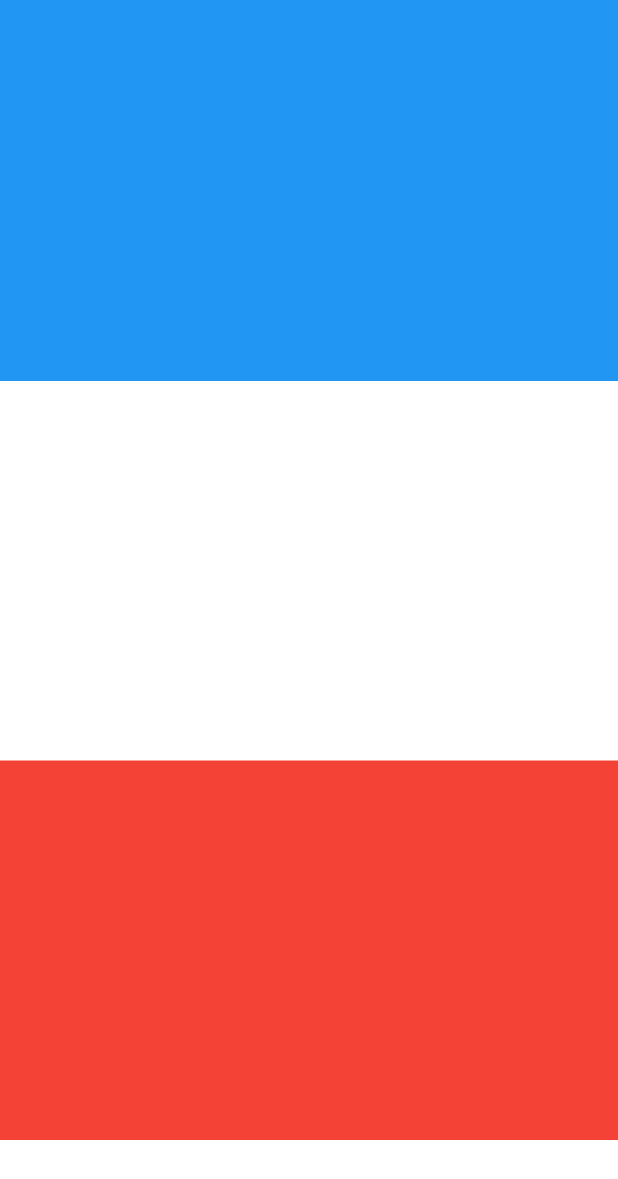
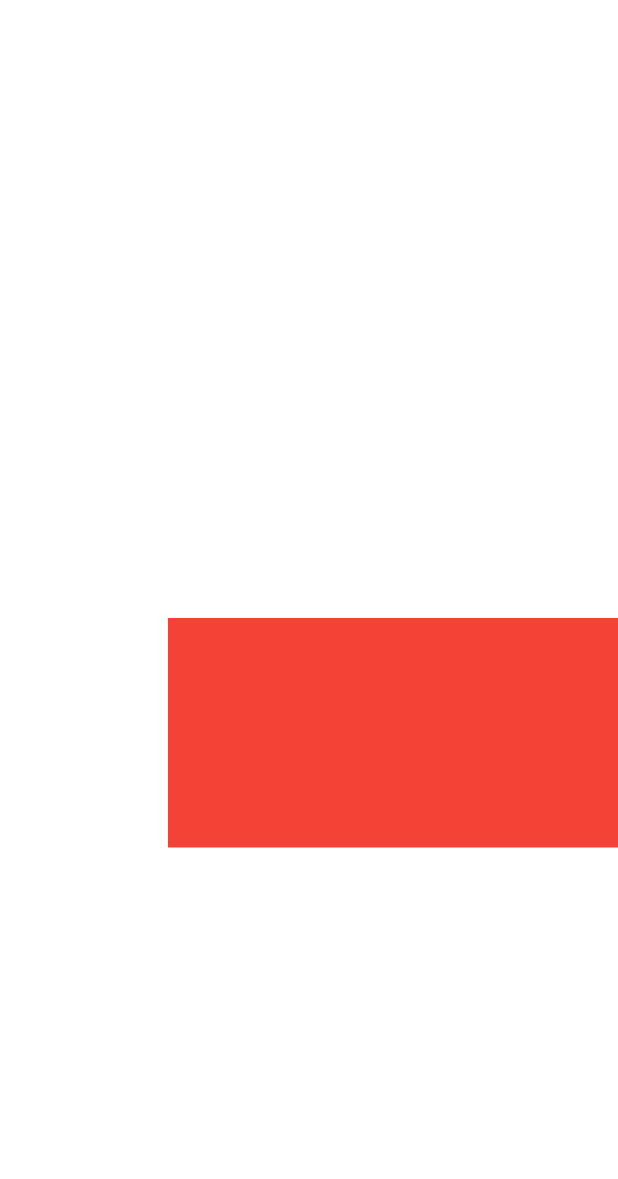
Before and after one commit to xFelipe/estudos-flutter-1, a Flutter app: the screen it shows after launch, on a phone screen of 412 x 824 dp. Shown: the top 1179 px of the screen. Run offline on Flutter 3.47's test engine with Material 2 defaults, Android fonts, the phone set to English and light mode, and no system bars.

Commit message:
Uso de colunas

```diff
--- a/lib/main.dart
+++ b/lib/main.dart
@@ -15,38 +15,20 @@ class MyApp extends StatelessWidget {
         theme: ThemeData(
           primarySwatch: Colors.blue,
         ),
-        home: Stack(
+        home: Column(
+          mainAxisAlignment: MainAxisAlignment.center,  // Eixo Y, que nesse caso é o eixo principal da Column
+          crossAxisAlignment: CrossAxisAlignment.end, // Eixo X, que nesse caso é o eixo secundário
           children: [
-            Stack(
-              alignment: AlignmentDirectional.topCenter,
-              children: [
-                Container(
-                  color: Colors.red,
-                  width: 500,
-                  height: 760,
-                ),
-              ],
+            Container(
+              color: Colors.white,
+              width: 200,
+              height: 153,
             ),
-            Stack(
-              alignment: AlignmentDirectional.center,
-              children: [
-                Container(
-                  color: Colors.white,
-                  width: 500,
-                  height: 507,
-                ),
-              ],
+            Container(
+              color: Colors.red,
+              width: 300,
+              height: 153,
             ),
-            Stack(
-              alignment: AlignmentDirectional.bottomCenter,
-              children: [
-                Container(
-                  color: Colors.blue,
-                  width: 500,
-                  height: 254,
-                ),
-              ],
-            )
           ],
         ));
   }
```
